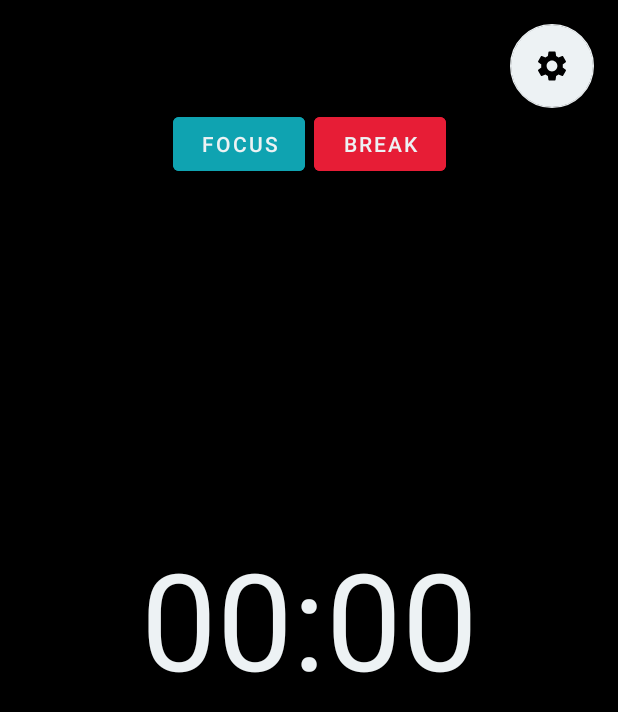
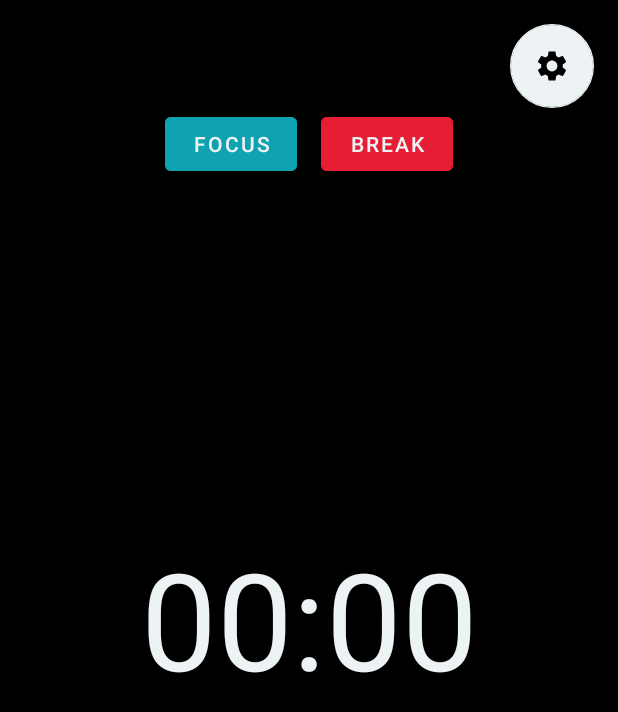
Before and after one commit to amataee/pomodoro, an Android app: the screen it shows after launch (MainActivity), on a phone screen of 412 x 824 dp. Shown: the top 712 px of the screen. Run offline under Robolectric (Android 15) with nearby library versions, the phone set to English and light mode, and no system bars.

Commit message:
UI improved

```diff
--- a/app/src/main/res/layout/activity_main.xml
+++ b/app/src/main/res/layout/activity_main.xml
@@ -4,8 +4,8 @@
     xmlns:tools="http://schemas.android.com/tools"
     android:layout_width="match_parent"
     android:layout_height="match_parent"
-    tools:context=".MainActivity"
-    android:background="@color/black">
+    android:background="@color/black"
+    tools:context=".MainActivity">
 
     <TextView
         android:id="@+id/timerTextView"
@@ -34,13 +34,23 @@
         app:layout_constraintTop_toTopOf="parent"
         app:srcCompat="@drawable/settings" />
 
+
+
+    <LinearLayout
+        android:layout_width="wrap_content"
+        android:layout_height="wrap_content"
+        android:orientation="horizontal"
+        app:layout_constraintEnd_toEndOf="parent"
+        app:layout_constraintStart_toStartOf="parent"
+        app:layout_constraintTop_toBottomOf="@+id/settingsFab">
+
         <Button
             android:id="@+id/focusButton"
             android:layout_width="wrap_content"
             android:layout_height="wrap_content"
             android:backgroundTint="@color/green_focus"
             android:text="@string/focus_time"
-        app:layout_constraintEnd_toEndOf="@+id/timerTextView"
+            android:layout_marginEnd="8dp"
             app:layout_constraintStart_toStartOf="parent"
             app:layout_constraintTop_toBottomOf="@+id/settingsFab" />
 
@@ -50,9 +60,11 @@
             android:layout_height="wrap_content"
             android:backgroundTint="@color/red_break"
             android:text="@string/break_time"
+            android:layout_marginStart="8dp"
             app:layout_constraintEnd_toEndOf="parent"
-        app:layout_constraintStart_toStartOf="@+id/timerTextView"
             app:layout_constraintTop_toBottomOf="@+id/settingsFab" />
+
+    </LinearLayout>
 
 
 </androidx.constraintlayout.widget.ConstraintLayout>
```
Lines whose indentation alone changed are shown as unchanged.
